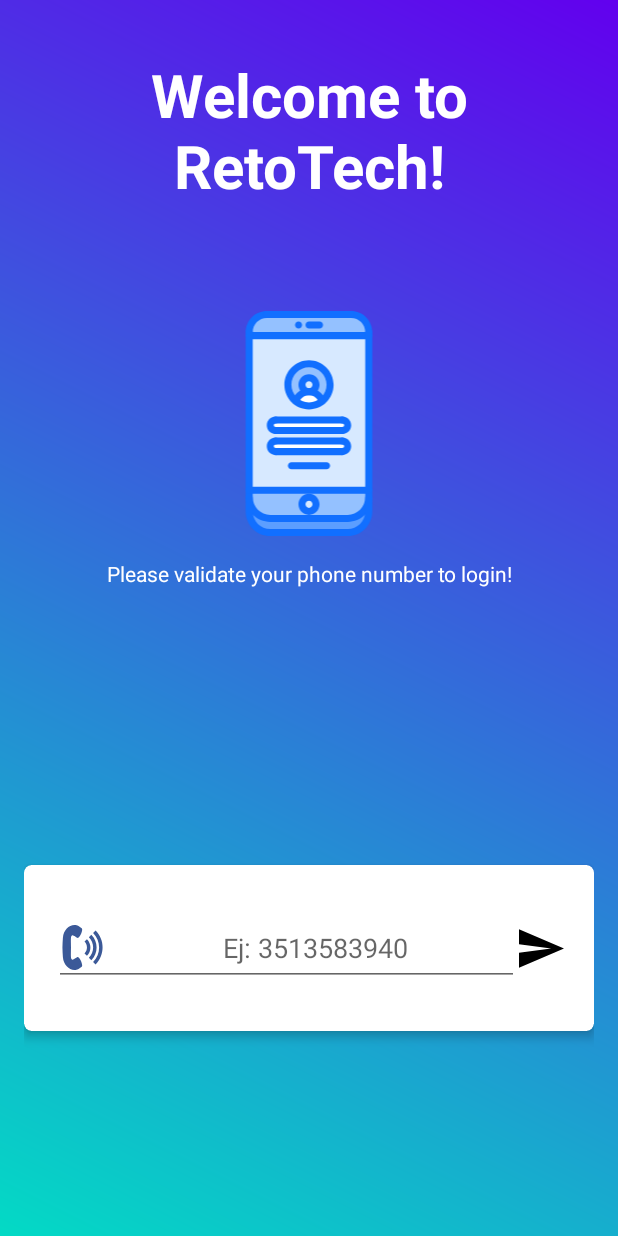
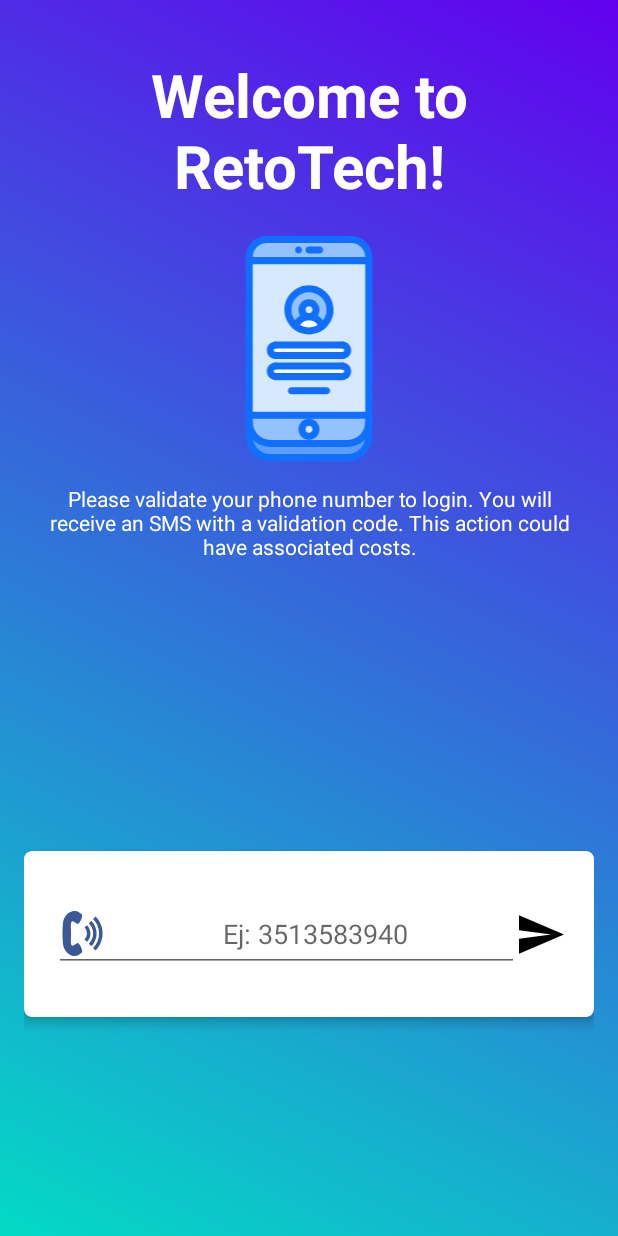
Before and after one commit to nicolasfanin/retotech, an Android app: the screen it shows after launch (MainActivity), on a phone screen of 412 x 824 dp. Run offline under Robolectric (Android 15) with nearby library versions, the phone set to English and light mode, and no system bars; our stand-ins replace Dagger/Hilt's generated code, Firebase (no records; nobody signed in at launch, a user with empty details on screens opened directly), RxJava; 1 statement that could not run was skipped.

Commit message:
last translate and text corrections

```diff
--- a/app/src/main/res/layout/fragment_authentication.xml
+++ b/app/src/main/res/layout/fragment_authentication.xml
@@ -24,17 +24,17 @@
         android:id="@+id/login_phone_image"
         android:layout_width="wrap_content"
         android:layout_height="150dp"
-        android:layout_marginTop="50dp"
         android:src="@drawable/ic_phone_login"
         app:layout_constraintEnd_toEndOf="parent"
         app:layout_constraintStart_toStartOf="parent"
-        app:layout_constraintTop_toBottomOf="@id/welcome_text" />
+        app:layout_constraintTop_toBottomOf="@id/welcome_text"
+        app:layout_constraintBottom_toTopOf="@id/instructions_text"/>
 
     <TextView
         android:id="@+id/instructions_text"
         android:layout_width="match_parent"
         android:layout_height="wrap_content"
-        android:layout_marginTop="15dp"
+        android:layout_margin="15dp"
         android:gravity="center"
         android:text="@string/login_welcome_message_txt"
         android:textColor="@color/white"
--- a/app/src/main/res/values/strings.xml
+++ b/app/src/main/res/values/strings.xml
@@ -3,8 +3,9 @@
 
     //Login screen
     <string name="login_welcome_title_txt">Welcome to RetoTech!</string>
-    <string name="login_welcome_message_txt">Please validate your phone number to login!</string>
-    <string name="login_code_validation_message_txt">You will receive a code from SMS, please insert here!</string>
+    <string name="login_welcome_message_txt">Please validate your phone number to login. You will receive an SMS with a validation code. This
+    action could have associated costs.</string>
+    <string name="login_code_validation_message_txt">You will receive a code from SMS, please insert here</string>
     <string name="login_init_with_facebook_button">Init with Facebook</string>
     <string name="login_phone_hint_example">Ej: 3513583940</string>
     <string name="login_please_verify_phone_number_format">Please verify your phone number format!</string>
@@ -23,7 +24,7 @@
     <string name="code_verification_error_message">Please verify your code!</string>
     <string name="home_sign_out">Sign out</string>
     <string name="home_create_client_title">Create Client!</string>
-    <string name="home_create_client_instructions">Please insert data and create a client!</string>
+    <string name="home_create_client_instructions">Please insert data and create a client</string>
     <string name="hint_name">Name</string>
     <string name="hint_surname">Surname</string>
     <string name="hint_age">Age</string>
```
Also changed, not shown: 1 other file.
